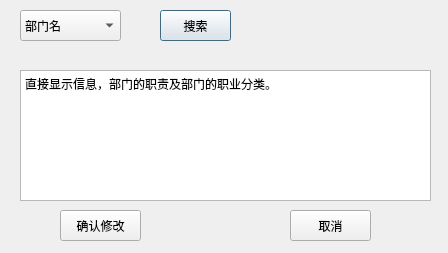
Old version of the form ManageSystem/alterdepart.ui in the repository skyformat99/ManagerSystem.
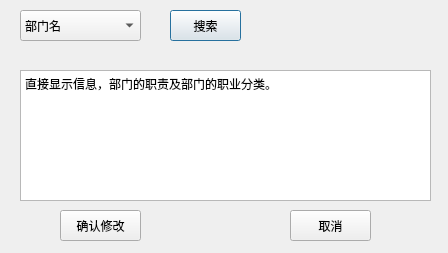
New version of the form.

Patch:
```diff
--- a/ManageSystem/alterdepart.ui
+++ b/ManageSystem/alterdepart.ui
@@ -16,7 +16,7 @@
   <widget class="QPushButton" name="searchBtn">
    <property name="geometry">
     <rect>
-     <x>160</x>
+     <x>170</x>
      <y>10</y>
      <width>71</width>
      <height>31</height>
@@ -48,7 +48,7 @@
     <rect>
      <x>20</x>
      <y>10</y>
-     <width>101</width>
+     <width>121</width>
      <height>31</height>
     </rect>
    </property>
```
